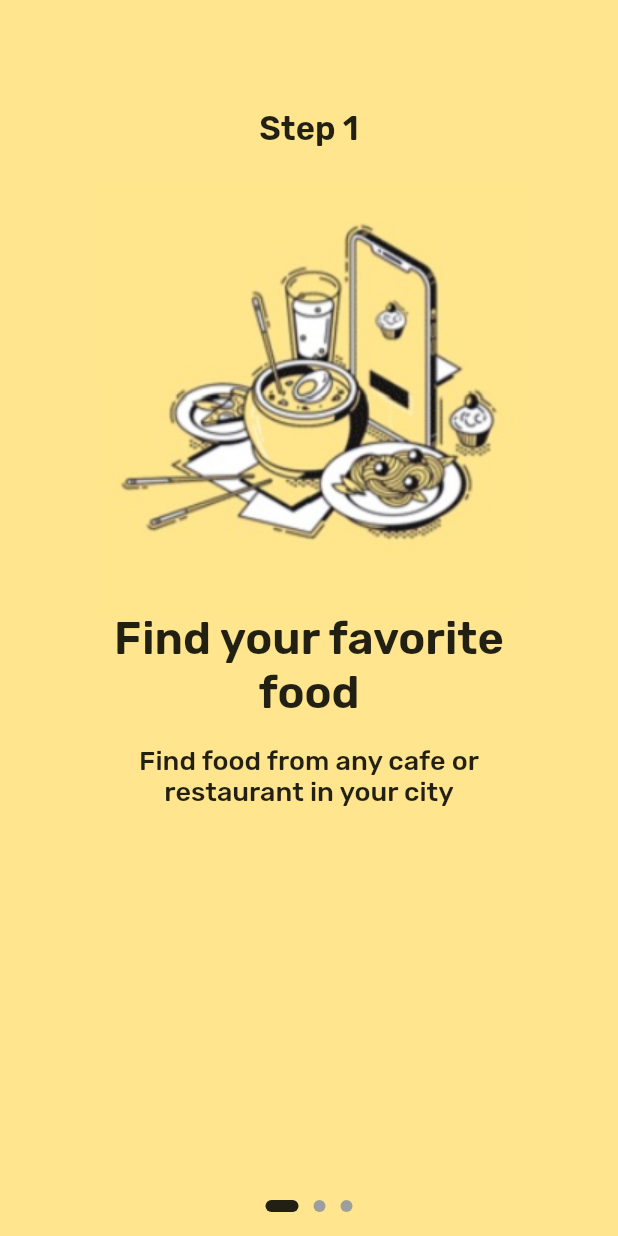
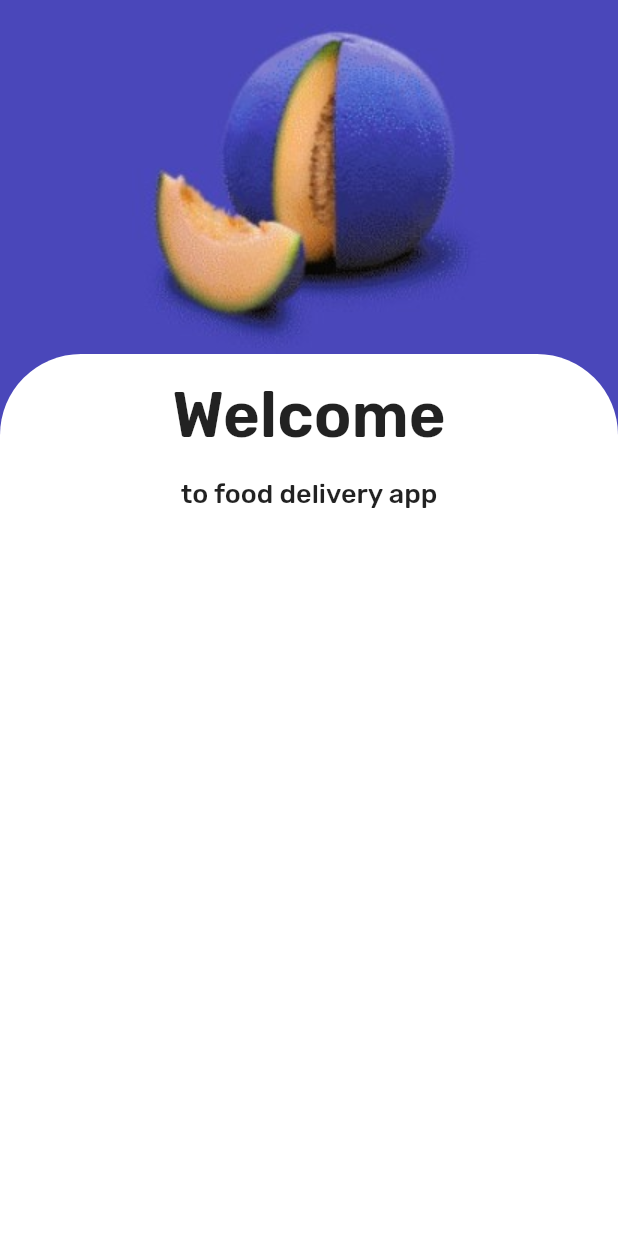
Before and after one commit to notepraiya/pigwidgeon, a Flutter app: the Welcome screen opened directly, on a phone screen of 412 x 824 dp. Run offline on Flutter 3.47's test engine with Material 2 defaults, Android fonts, the phone set to English and light mode, and no system bars; drawn by our look-alikes of introduction_screen; our stand-ins replace device_info, google_nav_bar, line_icons, shared_preferences; accounts and stored records are empty.

Commit message:
init welcome screen

```diff
--- a/lib/pages/welcome.dart
+++ b/lib/pages/welcome.dart
@@ -1,151 +1,51 @@
 import 'package:flutter/material.dart';
-import 'package:introduction_screen/introduction_screen.dart';
-
 import 'dart:developer';
 
-import 'package:shared_preferences/shared_preferences.dart';
-
 class Welcome extends StatelessWidget {
-  void _endWelcome() async {
-    SharedPreferences prefs = await SharedPreferences.getInstance();
-    await prefs.setBool('firstRun', false);
-  }
-
   @override
   Widget build(BuildContext context) {
     log('build', name: 'welcome.dart');
-
-    List<PageViewModel> getPages() {
-      return [
-        PageViewModel(
-          titleWidget: Padding(
-            padding: EdgeInsets.fromLTRB(0, 40.0, 0, 0),
-            child: Text(
-              'Step 1',
-              style: Theme.of(context).textTheme.headline5,
+    return Scaffold(
+      backgroundColor: Color.fromRGBO(74, 71, 186, 1), //#4A47BA
+      body: Column(
+        children: [
+          Container(
+            child: Center(
+              child: Image.asset('assets/images/welcome.jpg'),
             ),
           ),
-          bodyWidget: Column(
-            mainAxisAlignment: MainAxisAlignment.center,
+          Expanded(
+            child: Container(
+              decoration: BoxDecoration(
+                color: Colors.white,
+                borderRadius: BorderRadius.only(
+                  topLeft: Radius.circular(54.0),
+                  topRight: Radius.circular(54.0),
+                ),
+              ),
+              child: Center(
+                child: Column(
                   children: [
-              Image.asset('assets/images/welcome1.png'),
-              Text(
-                'Find your favorite',
-                style: Theme.of(context).textTheme.headline4,
+                    const SizedBox(
+                      height: 16.0,
                     ),
                     Text(
-                'food',
-                style: Theme.of(context).textTheme.headline4,
+                      'Welcome',
+                      style: Theme.of(context).textTheme.headline3,
                     ),
                     const SizedBox(
                       height: 16.0,
                     ),
                     Text(
-                'Find food from any cafe or',
-                style: Theme.of(context).textTheme.bodyText2,
-              ),
-              Text(
-                'restaurant in your city',
+                      'to food delivery app',
                       style: Theme.of(context).textTheme.bodyText2,
                     ),
                   ],
                 ),
-          decoration: const PageDecoration(
-            pageColor: Color.fromRGBO(255, 229, 142, 1),
               ),
             ),
-        PageViewModel(
-          titleWidget: Padding(
-            padding: EdgeInsets.fromLTRB(0, 40.0, 0, 0),
-            child: Text(
-              'Step 2',
-              style: Theme.of(context).textTheme.headline5,
-            ),
-          ),
-          bodyWidget: Column(
-            mainAxisAlignment: MainAxisAlignment.center,
-            children: [
-              Image.asset('assets/images/welcome2.png'),
-              Text(
-                'Make your choice',
-                style: Theme.of(context).textTheme.headline4,
-              ),
-              Text(
-                'and order',
-                style: Theme.of(context).textTheme.headline4,
-              ),
-              const SizedBox(
-                height: 20.0,
-              ),
-              Text(
-                'Order your favorite food',
-                style: Theme.of(context).textTheme.bodyText2,
           ),
         ],
-          ),
-          decoration: const PageDecoration(
-            pageColor: Color.fromRGBO(194, 191, 244, 1),
-          ),
-        ),
-        PageViewModel(
-          titleWidget: Padding(
-            padding: EdgeInsets.fromLTRB(0, 40.0, 0, 0),
-            child: Text(
-              'Step 3',
-              style: Theme.of(context).textTheme.headline5,
-            ),
-          ),
-          bodyWidget: Column(
-            mainAxisAlignment: MainAxisAlignment.center,
-            children: [
-              Image.asset('assets/images/welcome3.png'),
-              Text(
-                'Receive your food',
-                style: Theme.of(context).textTheme.headline4,
-              ),
-              const SizedBox(
-                height: 28.0,
-              ),
-              Text(
-                'Enjoy your favorite dishes without',
-                style: Theme.of(context).textTheme.bodyText2,
-              ),
-              Text(
-                'leaving your home',
-                style: Theme.of(context).textTheme.bodyText2,
-              ),
-            ],
-          ),
-          decoration: const PageDecoration(
-            pageColor: Color.fromRGBO(183, 215, 202, 1),
-          ),
-        ),
-      ];
-    }
-
-    return Scaffold(
-      body: IntroductionScreen(
-        globalBackgroundColor: Color.fromRGBO(211, 228, 215, 1),
-        pages: getPages(),
-        // showNextButton: true,
-        // showSkipButton: true,
-        // skip: Text("Skip"),
-        // next: Text('Next'),
-        done: Text('Start!'),
-        onDone: () {
-          log('onDone/endWelcome()', name: 'welcome.dart');
-          _endWelcome();
-        },
-        dotsDecorator: DotsDecorator(
-          size: Size(8.0, 8.0),
-          color: Colors.grey,
-          spacing: const EdgeInsets.symmetric(horizontal: 5.0),
-          activeSize: Size(22.0, 8.0),
-          activeColor: Colors.black87,
-          activeShape: RoundedRectangleBorder(
-            borderRadius: BorderRadius.all(Radius.circular(25.0)),
-          ),
-        ),
       ),
     );
   }
```
Also changed, not shown: lib/main.dart (+19 -8 lines), lib/pages/onboarding.dart (added, +155 -0 lines), pubspec.yaml (+4 -3 lines), assets/images/onboarding1.png (renamed from assets/images/welcome1.png), assets/images/onboarding2.png (renamed from assets/images/welcome2.png), assets/images/onboarding3.png (renamed from assets/images/welcome3.png), assets/images/welcome.jpg (added). Lines whose indentation alone changed are shown as unchanged.
